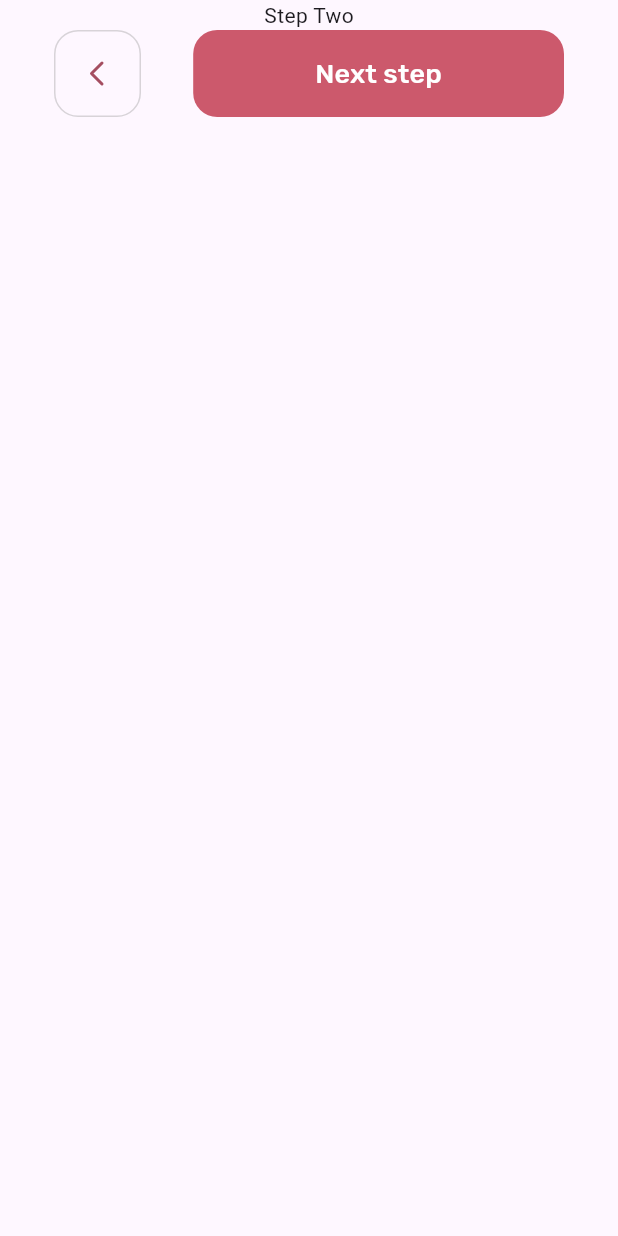
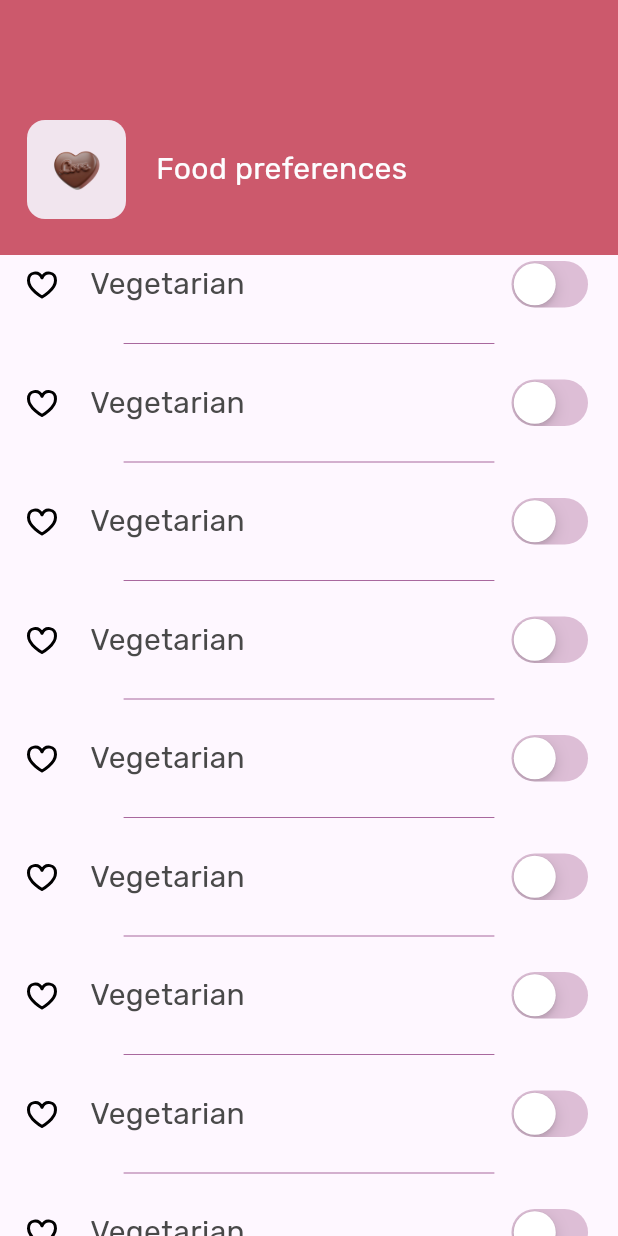
Before and after one commit to Audran2/weca-singapour, a Flutter app: the OnboardingScreen screen opened by its route, swiped to page 2, on a phone screen of 412 x 824 dp. Run offline on Flutter 3.47's test engine with Material 3 defaults, Android fonts, the phone set to English and light mode, and no system bars; our stand-ins replace flutter_svg, go_router, video_player; missing offline and left inert: mobile_scanner; project files that could hold a hidden picture were left out.

Commit message:
feat: on boarding step V1.2
- step 2 : UI / UX
- step 3 : init

```diff
--- /dev/null
+++ b/lib/core/presentation/widgets/button/switch_button.dart
@@ -0,0 +1,28 @@
+import 'package:flutter/cupertino.dart';
+
+import '../../../styles/colors.dart';
+
+class SwitchButton extends StatefulWidget {
+  const SwitchButton({super.key});
+
+  @override
+  _SwitchButtonState createState() => _SwitchButtonState();
+}
+
+class _SwitchButtonState extends State<SwitchButton> {
+  bool _isSwitched = false;
+
+  @override
+  Widget build(BuildContext context) {
+    return CupertinoSwitch(
+      inactiveTrackColor: ChartColors.secondary100,
+      activeTrackColor: ChartColors.secondary300,
+      value: _isSwitched,
+      onChanged: (value) {
+        setState(() {
+          _isSwitched = value;
+        });
+      },
+    );
+  }
+}
--- a/lib/features/authentication/presentation/screens/onboarding/onboarding_screen.dart
+++ b/lib/features/authentication/presentation/screens/onboarding/onboarding_screen.dart
@@ -18,13 +18,9 @@ class _OnboardingScreenState extends State<OnboardingScreen> {
     return ChangeNotifierProvider(
       create: (_) => OnboardingViewModel(),
       child: Scaffold(
-        body: SafeArea(
-          child: Consumer<OnboardingViewModel>(
+        body: Consumer<OnboardingViewModel>(
           builder: (context, onboardingViewModel, child) {
-              return Column(
-                children: [
-                  Expanded(
-                    child: PageView(
+            return PageView(
               controller: onboardingViewModel.pageController,
               physics: const NeverScrollableScrollPhysics(),
               onPageChanged: (index) {
@@ -36,12 +32,8 @@ class _OnboardingScreenState extends State<OnboardingScreen> {
                 StepOneScreen(),
                 StepTwoScreen(),
               ],
-                    ),
-                  ),
-                ],
             );
           },
-          ),
         ),
       ),
     );
--- a/lib/features/authentication/presentation/screens/onboarding/step_one_screen.dart
+++ b/lib/features/authentication/presentation/screens/onboarding/step_one_screen.dart
@@ -9,18 +9,22 @@ import 'onboarding_view_model.dart';
 class StepOneScreen extends StatelessWidget {
   @override
   Widget build(BuildContext context) {
-    final OnboardingViewModel onboardingViewModel = Provider.of<OnboardingViewModel>(context);
+    final OnboardingViewModel onboardingViewModel =
+        Provider.of<OnboardingViewModel>(context);
 
-    return SingleChildScrollView(
+    return SafeArea(
+      child: SingleChildScrollView(
         child: Column(
           children: [
-          StepOneProgressBar(currentPageIndex: onboardingViewModel.currentSubStep),
+            StepOneProgressBar(
+                currentPageIndex: onboardingViewModel.currentSubStep),
             StepOneItemList(currentSubStep: onboardingViewModel.currentSubStep),
             BoardingBottomNavigationBar(
               pageController: onboardingViewModel.pageController,
             ),
           ],
         ),
+      ),
     );
   }
 }
--- a/lib/features/authentication/presentation/screens/onboarding/step_two_screen.dart
+++ b/lib/features/authentication/presentation/screens/onboarding/step_two_screen.dart
@@ -1,6 +1,10 @@
 import 'package:flutter/material.dart';
+import 'package:flutter_svg/flutter_svg.dart';
 import 'package:provider/provider.dart';
 
+import '../../../../../core/presentation/widgets/button/switch_button.dart';
+import '../../../../../core/styles/colors.dart';
+import '../../../../../core/styles/text_styles.dart';
 import '../../widgets/boarding_bottom_navigation_bar.dart';
 import 'onboarding_view_model.dart';
 
@@ -11,16 +15,94 @@ class StepTwoScreen extends StatelessWidget {
 
   @override
   Widget build(BuildContext context) {
-    final OnboardingViewModel onboardingViewModel = Provider.of<
-        OnboardingViewModel>(context);
+    final OnboardingViewModel onboardingViewModel =
+        Provider.of<OnboardingViewModel>(context);
 
     return Column(
       children: [
-        const Text('Step Two'),
-        BoardingBottomNavigationBar(
-          pageController: onboardingViewModel.pageController,
+        Container(
+          color: ChartColors.primary500,
+          padding:
+              const EdgeInsets.only(top: 80, left: 18, right: 18, bottom: 24),
+          child: Row(
+            children: [
+              Container(
+                decoration: BoxDecoration(
+                  color: ChartColors.secondary50,
+                  borderRadius: BorderRadius.circular(12),
+                ),
+                width: 66,
+                height: 66,
+                child: Center(
+                  child: Image.asset(
+                    'assets/images/food_preferences/food_preferences.webp',
+                    width: 32,
+                    height: 32,
+                  ),
+                ),
+              ),
+              const SizedBox(width: 20),
+              Text('Food preferences',
+                  style: AppTextStyles.subtitleText2.copyWith(
+                    color: AppColors.white,
+                  ))
+            ],
+          ),
+        ),
+        Expanded(
+          child: ListView.separated(
+            itemCount: 21,
+            separatorBuilder: (context, index) {
+              if (index == 19) {
+                return const SizedBox(height: 40);
+              }
+              final double paddingSide =
+                  MediaQuery.of(context).size.width * 0.2;
+              return Divider(
+                color: ChartColors.secondary500,
+                height: 40,
+                thickness: 0.5,
+                indent: paddingSide,
+                endIndent: paddingSide,
+              );
+            },
+            itemBuilder: (context, index) {
+              if (index < 20) {
+                return ItemList();
+              } else {
+                return BoardingBottomNavigationBar(
+                  pageController: onboardingViewModel.pageController,
+                );
+              }
+            },
+          ),
         ),
       ],
     );
   }
 }
+
+class ItemList extends StatelessWidget {
+  @override
+  Widget build(BuildContext context) {
+    return Padding(
+      padding: const EdgeInsets.symmetric(horizontal: 16),
+        child: Row(
+      mainAxisAlignment: MainAxisAlignment.spaceBetween,
+      children: [
+        Row(
+          children: [
+            SvgPicture.asset('assets/icons/infos/Heart_01.svg'),
+            const SizedBox(width: 20),
+            const Text(
+              'Vegetarian',
+              style: AppTextStyles.subtitleText2,
+            ),
+          ],
+        ),
+        const SwitchButton(),
+      ],
+    ),
+    );
+  }
+}
--- a/lib/features/authentication/presentation/widgets/boarding_bottom_navigation_bar.dart
+++ b/lib/features/authentication/presentation/widgets/boarding_bottom_navigation_bar.dart
@@ -42,7 +42,11 @@ class BoardingBottomNavigationBar extends StatelessWidget {
                 padding: EdgeInsets.zero,
               ),
               child: SvgPicture.asset(
-                'assets/icons/chevron_left.svg',
+                'assets/icons/actions/Chevron_Left.svg',
+                colorFilter: const ColorFilter.mode(
+                  ChartColors.primary700,
+                  BlendMode.srcIn,
+                ),
                 width: 24,
                 height: 24,
               ),
--- a/pubspec.yaml
+++ b/pubspec.yaml
@@ -68,7 +68,9 @@ flutter:
     - assets/images/intolerance/
     - assets/images/disease/
     - assets/images/medical_restrictions/
+    - assets/images/food_preferences/
     - assets/icons/
+    - assets/icons/actions/
     - assets/icons/infos/
     - assets/icons/navbar/
     - assets/videos/
```
Also changed, not shown: lib/features/authentication/presentation/screens/onboarding/step_third_screen.dart (added). Lines whose indentation alone changed are shown as unchanged.
